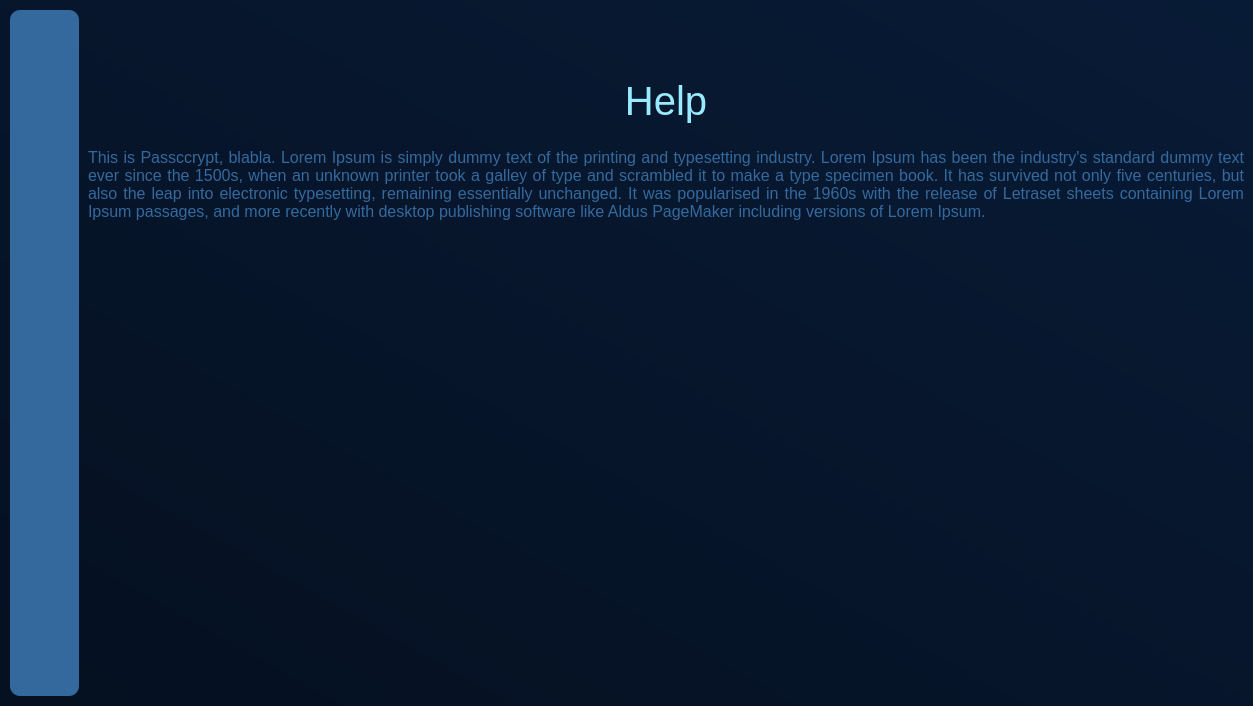
The window that mainwindow.ui (tiutcristian/Passcrypt) describes before a commit, drawn with Qt 5.
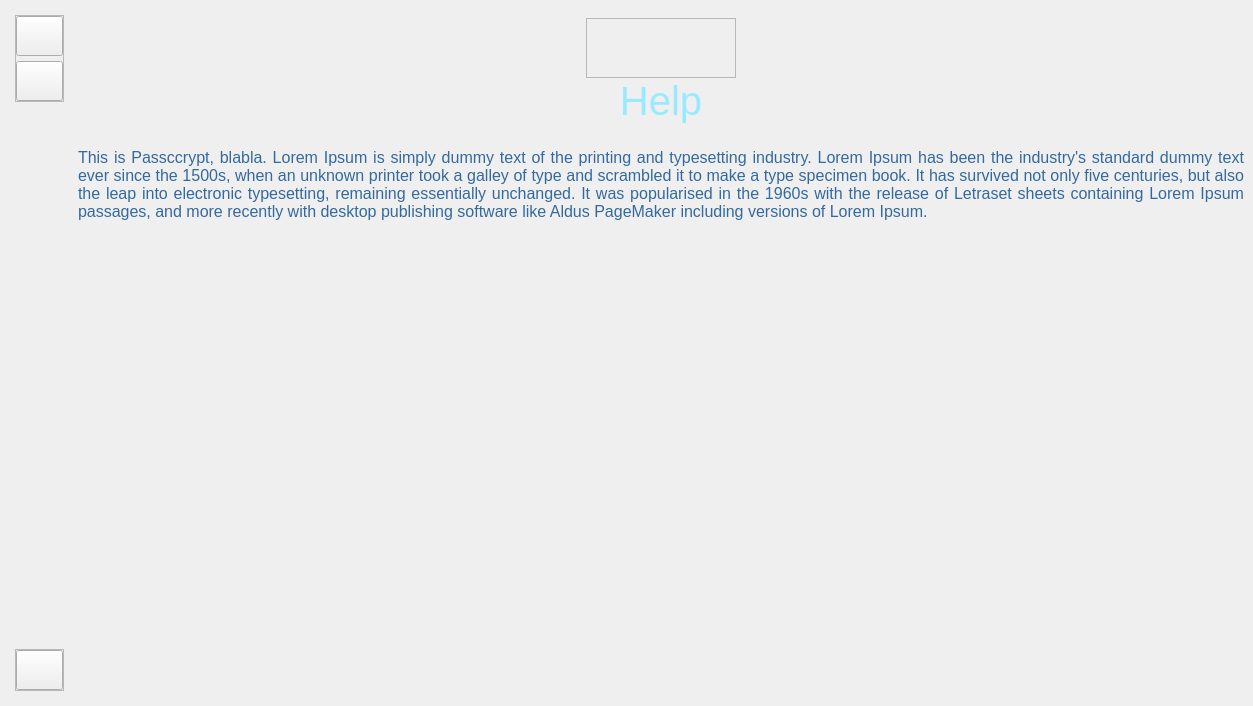
The same window after the commit. The open tabs and pages were chosen to show the change. Icons and pictures are not drawn.

```diff
--- a/mainwindow.ui
+++ b/mainwindow.ui
@@ -20,21 +20,23 @@
    <string>Passcrypt</string>
   </property>
   <property name="styleSheet">
-   <string notr="true">*{
-	border: none;
-	padding: 0;
-	margin: 0;
-}
-
-#centralwidget{
+   <string notr="true">#centralwidget{
 	background-color: qlineargradient(spread:pad, x1:0, y1:1, x2:1, y2:0, stop:0 rgba(5, 16, 32, 255), stop:1 rgba(8, 27, 54, 255));
 }
 
+#centralWidget&gt;*{
+	border: none;
+}
+
 #leftMenuSubcontainer{
 	background-color: rgb(52, 105, 157);
 	border-radius: 10px;
 }
 
+#frame_2, #frame_3, #logoFrame, #logoFrame_2, #logoFrame_3, #scrollArea{
+	border: none;
+}
+
 #leftMenuContainer QPushButton{
 	text-align: center;
 	padding: 5px 10px;
```
Left out of the diff: 2 changed lines with no effect on the pictures.
